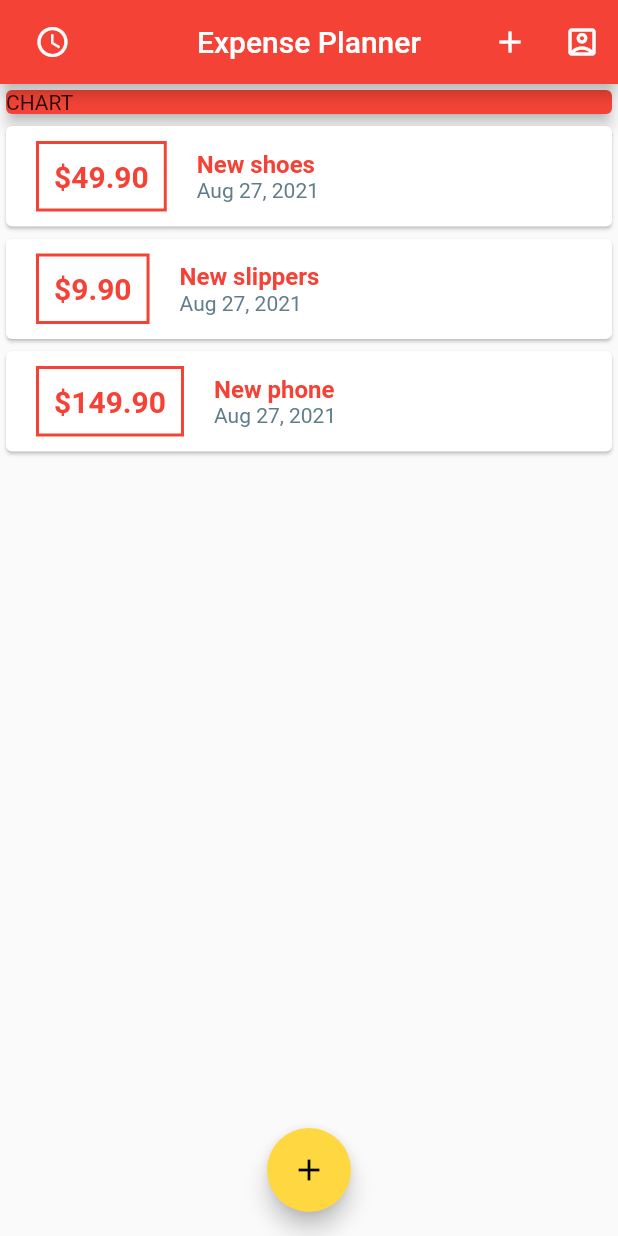
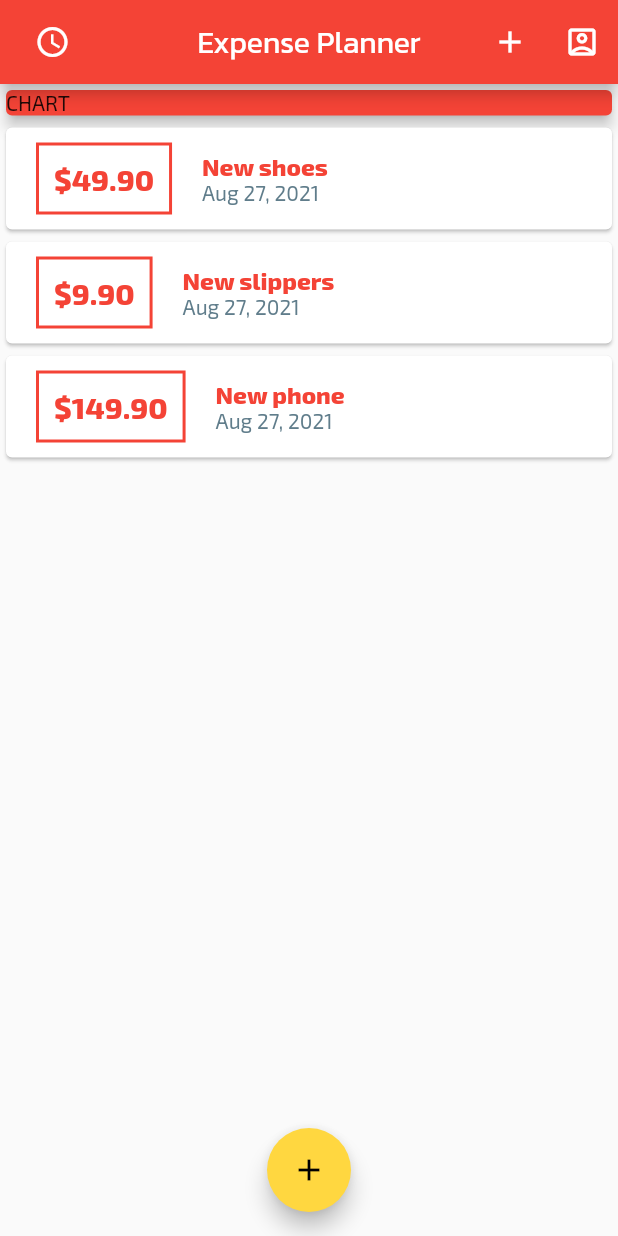
Before and after one commit to DesmondSol/expence_tracker, a Flutter app: the screen it shows after launch, on a phone screen of 412 x 824 dp. Run offline on Flutter 3.47's test engine with Material 2 defaults, Android fonts, the phone set to English and light mode, and no system bars.

Commit message:
font theming

```diff
--- a/lib/main.dart
+++ b/lib/main.dart
@@ -16,9 +16,12 @@ class MyApp extends StatelessWidget {
     return MaterialApp(
       title: 'Expense Tracker',
       theme: ThemeData(
-        primarySwatch: Colors.red,
-        accentColor: Colors.amberAccent,
-      ),
+          primarySwatch: Colors.red,
+          accentColor: Colors.amberAccent,
+          fontFamily: 'Exo2',
+          appBarTheme: AppBarTheme(
+              textTheme: ThemeData.light().textTheme.copyWith(
+                  headline6: TextStyle(fontFamily: 'Kanit', fontSize: 20)))),
       home: MyHomePage(),
       debugShowCheckedModeBanner: false,
     );
--- a/lib/widgets/transaction_list.dart
+++ b/lib/widgets/transaction_list.dart
@@ -12,7 +12,7 @@ class TransactionList extends StatelessWidget {
   @override
   Widget build(BuildContext context) {
     return Container(
-      height: 400,
+      height: 400 + 100,
       child: ListView.builder(
 // Container( //we can use this scrollable here this way
 //
```
Also changed, not shown: pubspec.yaml (+14 -12 lines), assets/fonts/Exo2-ExtraBold.ttf (added), assets/fonts/Exo2-Regular.ttf (added), assets/fonts/Exo2-SemiBold.ttf (added), assets/fonts/Exo2-Thin.ttf (added), assets/fonts/Kanit-Bold.ttf (added), assets/fonts/Kanit-Regular.ttf (added).
